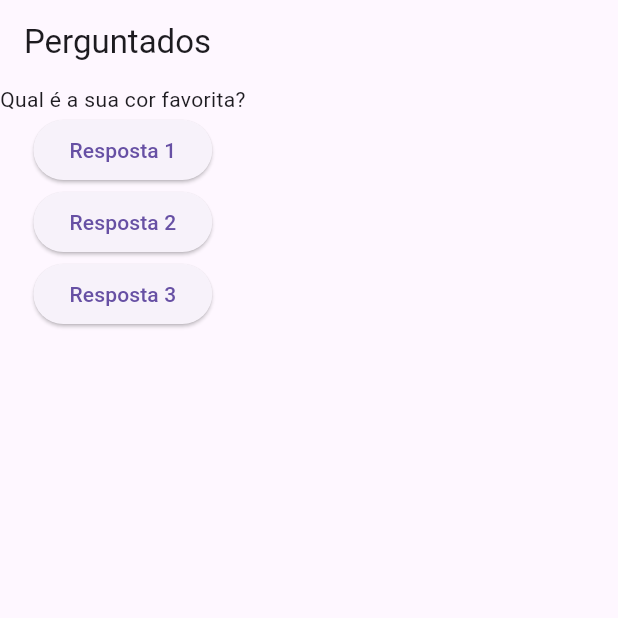
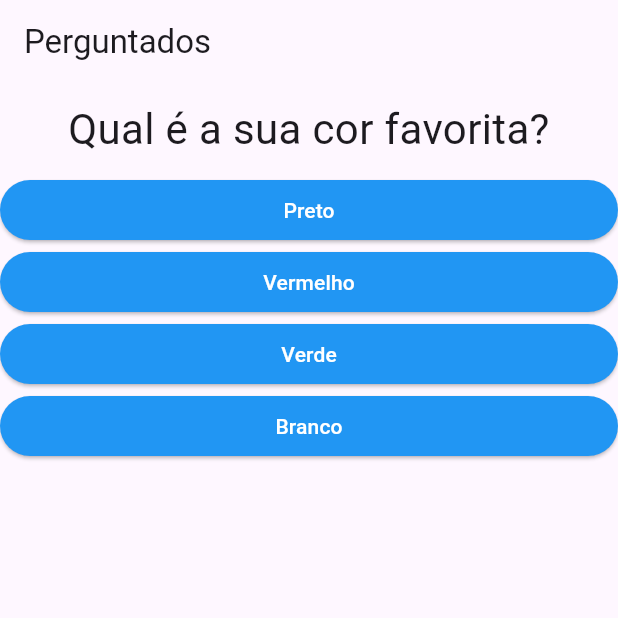
Before and after one commit to rafaelsevla/projeto_perguntas, a Flutter app: the screen it shows after launch, on a phone screen of 412 x 824 dp, the top half of it. Run offline on Flutter 3.47's test engine with Material 3 defaults, Android fonts, the phone set to English and light mode, and no system bars.

Commit message:
add respostas

```diff
--- a/lib/main.dart
+++ b/lib/main.dart
@@ -1,38 +1,68 @@
 import 'package:flutter/material.dart';
+import './questao.dart';
+import './resposta.dart';
 
 main() => runApp(PerguntaApp());
 
-class PerguntaApp extends StatelessWidget {
-  void responder() {
-    print('Pergunta respondida!');
+class _PerguntaAppState extends State<PerguntaApp> {
+  var _perguntaSelecionada = 0;
+  final _perguntas = const [
+    {
+      'texto': 'Qual é a sua cor favorita?',
+      'respostas': ['Preto', 'Vermelho', 'Verde', 'Branco'],
+    },
+    {
+      'texto': 'Qual é o seu animal favorito?',
+      'respostas': ['Coelho', 'Cobra', 'Elefante', 'Leão'],
+    },
+    {
+      'texto': 'Qual é o seu instrutor favorito?',
+      'respostas': ['Maria', 'João', 'Leo', 'Pedro'],
+    },
+  ];
+
+  void _responder() {
+    if (temPerguntaSelecionada) {
+      setState(() {
+        _perguntaSelecionada++;
+      });
+    }
+  }
+
+  bool get temPerguntaSelecionada {
+    return _perguntaSelecionada < _perguntas.length;
   }
 
   @override
   Widget build(BuildContext context) {
-    final perguntas = [
-      'Qual é a sua cor favorita?',
-      'Qual é o seu animal favorito?'
-    ];
+    List<String> respostas = temPerguntaSelecionada
+        ? _perguntas[_perguntaSelecionada]['respostas'] as List<String>
+        : [];
+    List<Widget> widgets = respostas
+        .map((t) => Resposta(t, _responder))
+        .toList();
 
     return MaterialApp(
       home: Scaffold(
         appBar: AppBar(title: Text('Perguntados')),
-        body: Column(children: <Widget>[
-          Text(perguntas[0]),
-          ElevatedButton(
-            onPressed: responder,
-            child: Text('Resposta 1')
-          ),
-          ElevatedButton(
-            onPressed: responder,
-            child: Text('Resposta 2')
-          ),
-          ElevatedButton(
-            onPressed: responder,
-            child: Text('Resposta 3')
-          ),
-        ]),
+        body: temPerguntaSelecionada
+            ? Column(
+                children: <Widget>[
+                  Questao(_perguntas[_perguntaSelecionada]['texto'] as String),
+                  ...widgets,
+                ],
+              )
+            : null,
       ),
     );
   }
 }
+
+class PerguntaApp extends StatefulWidget {
+  const PerguntaApp({super.key});
+
+  @override
+  _PerguntaAppState createState() {
+    return _PerguntaAppState();
+  }
+}
--- /dev/null
+++ b/lib/questao.dart
@@ -0,0 +1,20 @@
+import 'package:flutter/material.dart';
+
+class Questao extends StatelessWidget {
+  final String texto;
+
+  const Questao(this.texto);
+
+  @override
+  Widget build(BuildContext context) {
+    return Container(
+      width: double.infinity,
+      margin: EdgeInsets.all(10),
+      child: Text(
+        texto,
+        style: TextStyle(fontSize: 28),
+        textAlign: TextAlign.center,
+      ),
+    );
+  }
+}
--- /dev/null
+++ b/lib/resposta.dart
@@ -0,0 +1,23 @@
+import 'package:flutter/material.dart';
+
+class Resposta extends StatelessWidget {
+  final String texto;
+  final void Function() quandoSelecionado;
+
+  const Resposta(this.texto, this.quandoSelecionado);
+
+  @override
+  Widget build(BuildContext context) {
+    return Container(
+      width: double.infinity,
+      child: ElevatedButton(
+        onPressed: quandoSelecionado,
+        child: Text(texto),
+        style: ElevatedButton.styleFrom(
+          backgroundColor: Colors.blue, // cor de fundo
+          foregroundColor: Colors.white, // cor do texto/ícone
+        ),
+      ),
+    );
+  }
+}
```
